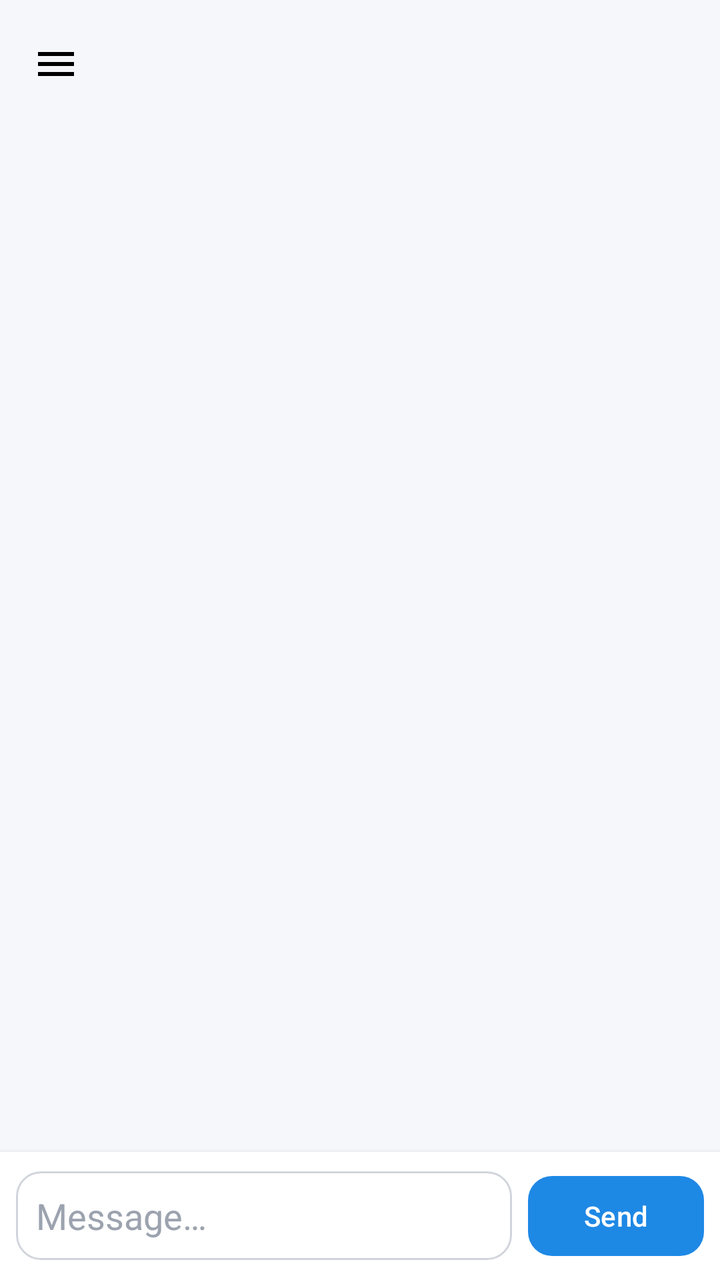
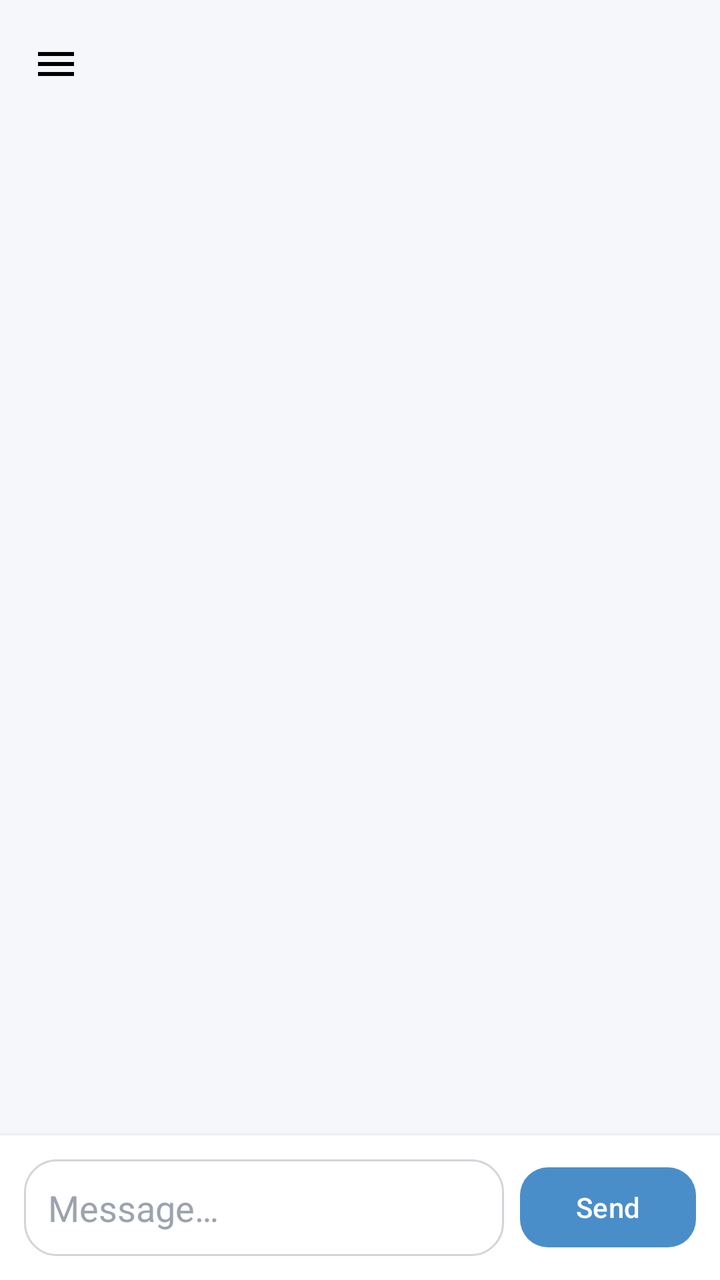

Before-and-after screenshots of an Android layout around one commit, followed by the original layout XML and the change that was made.
<!-- AndroidManifest.xml: application theme Theme.MainProj -->
<!-- res/layout/fragment_conversation.xml -->
<?xml version="1.0" encoding="utf-8"?>
<androidx.drawerlayout.widget.DrawerLayout
    xmlns:android="http://schemas.android.com/apk/res/android"
    xmlns:app="http://schemas.android.com/apk/res-auto"
    xmlns:tools="http://schemas.android.com/tools"
    android:id="@+id/chatDrawerLayout"
    android:layout_width="match_parent"
    android:layout_height="match_parent">

    
    <androidx.constraintlayout.widget.ConstraintLayout
        android:id="@+id/main"
        android:layout_width="match_parent"
        android:layout_height="match_parent"
        android:background="@color/colorBackground">

        <androidx.appcompat.widget.Toolbar
            android:id="@+id/chatToolbar"
            android:layout_width="0dp"
            android:layout_height="wrap_content"
            android:background="@color/colorBackground"
            android:elevation="4dp"
            app:navigationIcon="@drawable/ic_menu"
            app:navigationContentDescription="Profile"
            app:titleTextColor="@color/colorTextPrimary"
            app:layout_constraintTop_toTopOf="parent"
            app:layout_constraintStart_toStartOf="parent"
            app:layout_constraintEnd_toEndOf="parent" />

        <androidx.recyclerview.widget.RecyclerView
            android:id="@+id/messagesRecyclerView"
            android:layout_width="0dp"
            android:layout_height="0dp"
            android:paddingTop="8dp"
            android:paddingBottom="8dp"
            android:clipToPadding="false"
            app:layout_constraintTop_toBottomOf="@id/chatToolbar"
            app:layout_constraintBottom_toTopOf="@id/messageInputBar"
            app:layout_constraintStart_toStartOf="parent"
            app:layout_constraintEnd_toEndOf="parent" />

        <LinearLayout
            android:id="@+id/messageInputBar"
            android:layout_width="0dp"
            android:layout_height="wrap_content"
            android:orientation="horizontal"
            android:gravity="center_vertical"
            android:padding="8dp"
            android:background="@color/colorSurface"
            android:elevation="4dp"
            app:layout_constraintBottom_toBottomOf="parent"
            app:layout_constraintStart_toStartOf="parent"
            app:layout_constraintEnd_toEndOf="parent">

            <EditText
                android:id="@+id/messageInput"
                android:layout_width="0dp"
                android:layout_height="wrap_content"
                android:layout_weight="1"
                android:hint="Message…"
                android:textColor="@color/colorTextPrimary"
                android:textColorHint="@color/colorTextHint"
                android:background="@drawable/bg_search_bar"
                android:padding="10dp"
                android:maxLines="4"
                android:inputType="textMultiLine"
                android:layout_marginEnd="8dp" />

            <com.google.android.material.button.MaterialButton
                android:id="@+id/sendButton"
                android:layout_width="wrap_content"
                android:layout_height="wrap_content"
                android:text="Send"
                android:textColor="@color/white"
                app:backgroundTint="@color/colorPrimary"
                app:cornerRadius="12dp" />

        </LinearLayout>

    </androidx.constraintlayout.widget.ConstraintLayout>

    
    <LinearLayout
        android:id="@+id/chatDrawerPanel"
        android:layout_width="280dp"
        android:layout_height="match_parent"
        android:layout_gravity="end"
        android:orientation="vertical"
        android:background="@color/colorSurface"
        android:elevation="8dp"
        android:padding="16dp">

        
        <ImageView
            android:id="@+id/profileImage"
            android:layout_width="80dp"
            android:layout_height="80dp"
            android:layout_gravity="center_horizontal"
            android:background="@drawable/bg_avatar_circle"
            android:src="@android:drawable/sym_def_app_icon"
            android:padding="16dp" />

        
        <TextView
            android:id="@+id/profileName"
            android:layout_width="wrap_content"
            android:layout_height="wrap_content"
            android:text="Full Name"
            android:textSize="18sp"
            android:textStyle="bold"
            android:layout_marginTop="12dp"
            android:layout_gravity="center_horizontal"
            android:textColor="@color/colorTextPrimary"/>

        
        <TextView
            android:id="@+id/profileUsername"
            android:layout_width="wrap_content"
            android:layout_height="wrap_content"
            android:text="username"
            android:layout_gravity="center_horizontal"
            android:layout_marginTop="4dp"
            android:textColor="@color/colorTextSecondary"/>

        
        <TextView
            android:id="@+id/profileEmail"
            android:layout_width="wrap_content"
            android:layout_height="wrap_content"
            android:text="email@example.com"
            android:layout_gravity="center_horizontal"
            android:layout_marginTop="8dp"
            android:textColor="@color/colorTextSecondary"/>

        
        <View
            android:layout_width="match_parent"
            android:layout_height="1dp"
            android:layout_marginVertical="16dp"
            android:background="@color/colorDivider"/>

        
        <com.google.android.material.button.MaterialButton
            android:id="@+id/logoutButton"
            android:layout_width="match_parent"
            android:layout_height="wrap_content"
            android:text="Logout"
            android:textColor="@color/white"
            app:backgroundTint="@color/colorPrimary"
            app:cornerRadius="12dp"/>

    </LinearLayout>

</androidx.drawerlayout.widget.DrawerLayout>
<!-- resources referenced by this layout -->
<resources>
  <color name="colorBackground">#F5F7FA</color>
  <color name="colorDivider">#E5E7EB</color>
  <color name="colorPrimary">#1E88E5</color>
  <color name="colorSurface">#FFFFFF</color>
  <color name="colorTextHint">#9CA3AF</color>
  <color name="colorTextPrimary">#1A1A2E</color>
  <color name="colorTextSecondary">#6B7280</color>
  <color name="white">#FFFFFFFF</color>
  <!-- drawable bg_avatar_circle (drawable) -->
  <?xml version="1.0" encoding="utf-8"?>
  <shape xmlns:android="http://schemas.android.com/apk/res/android"
      android:shape="oval">
  
      <solid android:color="@color/colorAvatarBackground"/>
  
  </shape>
  <!-- drawable bg_search_bar (drawable) -->
  <?xml version="1.0" encoding="utf-8"?>
  <shape xmlns:android="http://schemas.android.com/apk/res/android"
      android:shape="rectangle">
  
      <solid android:color="@color/colorSearchBackground"/>
  
      <stroke
          android:width="1dp"
          android:color="@color/colorSearchStroke"/>
  
      <corners android:radius="12dp"/>
  
      <padding
          android:left="14dp"
          android:top="10dp"
          android:right="14dp"
          android:bottom="10dp"/>
  
  </shape>
  <!-- drawable ic_menu (drawable) -->
  <vector xmlns:android="http://schemas.android.com/apk/res/android"
      android:width="24dp"
      android:height="24dp"
      android:viewportWidth="24"
      android:viewportHeight="24">
      <path
          android:fillColor="#000000"
          android:pathData="M3,18h18v-2H3V18zM3,13h18v-2H3V13zM3,6v2h18V6H3z"/>
  </vector>
  <style name="Theme.MainProj" parent="Theme.Material3.DayNight.NoActionBar">
              <item name="inputStrokeColor">@color/input_stroke_color_light</item>
              <item name="buttonPrimary">@color/button_primary_light</item>
              <item name="textSecondary">@color/text_secondary_light</item>
  
              <item name="buttonGoogleBg">@color/button_google_bg_light</item>
              <item name="buttonGoogleText">@color/button_google_text_light</item>
              <item name="buttonGoogleStroke">@color/button_google_stroke_light</item>
          </style>
  <color name="colorAvatarBackground">#DBEAFE</color>
  <color name="colorSearchBackground">#FFFFFF</color>
  <color name="colorSearchStroke">#D1D5DB</color>
  <color name="input_stroke_color_light">#667eea</color>
  <color name="button_primary_light">#667eea</color>
  <color name="text_secondary_light">#666666</color>
  <color name="button_google_bg_light">#FFFFFF</color>
  <color name="button_google_text_light">#333333</color>
  <color name="button_google_stroke_light">#e0e0e0</color>
</resources>

<!-- the commit's change to res/layout/fragment_conversation.xml (unified diff, before → after) -->
@@ -5,7 +5,8 @@
     xmlns:tools="http://schemas.android.com/tools"
     android:id="@+id/chatDrawerLayout"
     android:layout_width="match_parent"
-    android:layout_height="match_parent">
+    android:layout_height="match_parent"
+    android:fitsSystemWindows="true">
 
     
     <androidx.constraintlayout.widget.ConstraintLayout
@@ -33,6 +34,7 @@
             android:layout_height="0dp"
             android:paddingTop="8dp"
             android:paddingBottom="8dp"
+            android:paddingHorizontal="8dp"
             android:clipToPadding="false"
             app:layout_constraintTop_toBottomOf="@id/chatToolbar"
             app:layout_constraintBottom_toTopOf="@id/messageInputBar"
@@ -45,7 +47,7 @@
             android:layout_height="wrap_content"
             android:orientation="horizontal"
             android:gravity="center_vertical"
-            android:padding="8dp"
+            android:padding="12dp"
             android:background="@color/colorSurface"
             android:elevation="4dp"
             app:layout_constraintBottom_toBottomOf="parent"
@@ -61,7 +63,7 @@
                 android:textColor="@color/colorTextPrimary"
                 android:textColorHint="@color/colorTextHint"
                 android:background="@drawable/bg_search_bar"
-                android:padding="10dp"
+                android:padding="12dp"
                 android:maxLines="4"
                 android:inputType="textMultiLine"
                 android:layout_marginEnd="8dp" />
@@ -73,7 +75,7 @@
                 android:text="Send"
                 android:textColor="@color/white"
                 app:backgroundTint="@color/colorPrimary"
-                app:cornerRadius="12dp" />
+                app:cornerRadius="14dp" />
 
         </LinearLayout>
 
@@ -147,7 +149,7 @@
             android:text="Logout"
             android:textColor="@color/white"
             app:backgroundTint="@color/colorPrimary"
-            app:cornerRadius="12dp"/>
+            app:cornerRadius="14dp"/>
 
     </LinearLayout>
 
<!-- resource entries referenced after the edit -->
@@ -2,7 +2,7 @@
 <resources>
   <color name="colorBackground">#F5F7FA</color>
   <color name="colorDivider">#E5E7EB</color>
-  <color name="colorPrimary">#1E88E5</color>
+  <color name="colorPrimary">#4A8EC9</color>
   <color name="colorSurface">#FFFFFF</color>
   <color name="colorTextHint">#9CA3AF</color>
   <color name="colorTextPrimary">#1A1A2E</color>
@@ -27,7 +27,7 @@
           android:width="1dp"
           android:color="@color/colorSearchStroke"/>
   
-      <corners android:radius="12dp"/>
+      <corners android:radius="16dp"/>
   
       <padding
           android:left="14dp"
